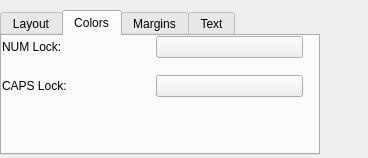
This is contents/ui/config.ui in xdarklight/keystate-plasmoid as Qt 5 draws it before an edit. The edited form follows.
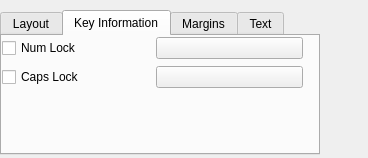
This is the edited form. The open tabs and pages were chosen to show the change. Custom widgets are drawn as their Qt base class.

Commit message: extend the key information concept

```diff
--- a/contents/ui/config.ui
+++ b/contents/ui/config.ui
@@ -86,7 +86,7 @@
    </widget>
    <widget class="QWidget" name="tab">
     <attribute name="title">
-     <string>Colors</string>
+     <string>Key Information</string>
     </attribute>
     <widget class="QWidget" name="formLayoutWidget">
      <property name="geometry">
@@ -94,18 +94,11 @@
        <x>0</x>
        <y>0</y>
        <width>301</width>
-       <height>61</height>
+       <height>54</height>
       </rect>
      </property>
      <layout class="QGridLayout" name="gridLayout">
-      <item row="0" column="0">
-       <widget class="QLabel" name="NumLockColor_Label">
-        <property name="text">
-         <string>NUM Lock:</string>
-        </property>
-       </widget>
-      </item>
-      <item row="0" column="1">
+      <item row="1" column="2">
        <widget class="KColorButton" name="kcfg_NumLockColor">
         <property name="layoutDirection">
          <enum>Qt::LeftToRight</enum>
@@ -126,17 +119,7 @@
         </property>
        </widget>
       </item>
-      <item row="1" column="0">
-       <widget class="KSeparator" name="kseparator"/>
-      </item>
-      <item row="2" column="0">
-       <widget class="QLabel" name="CapsLockColor_Label">
-        <property name="text">
-         <string>CAPS Lock:</string>
-        </property>
-       </widget>
-      </item>
-      <item row="2" column="1">
+      <item row="3" column="2">
        <widget class="KColorButton" name="kcfg_CapsLockColor">
         <property name="color">
          <color>
@@ -154,6 +137,20 @@
         </property>
        </widget>
       </item>
+      <item row="1" column="0">
+       <widget class="QCheckBox" name="kcfg_ShowNumLock">
+        <property name="text">
+         <string>Num Lock</string>
+        </property>
+       </widget>
+      </item>
+      <item row="3" column="0">
+       <widget class="QCheckBox" name="kcfg_ShowCapsLock">
+        <property name="text">
+         <string>Caps Lock</string>
+        </property>
+       </widget>
+      </item>
      </layout>
     </widget>
    </widget>
@@ -268,11 +265,6 @@
    <extends>QPushButton</extends>
    <header>kcolorbutton.h</header>
   </customwidget>
-  <customwidget>
-   <class>KSeparator</class>
-   <extends>QFrame</extends>
-   <header>kseparator.h</header>
-  </customwidget>
  </customwidgets>
  <resources/>
  <connections/>
```
Left out of the diff: 83 changed lines with no effect on the pictures. The commit also changes 6 other files.
